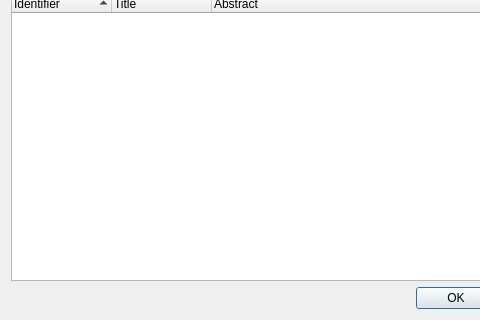
Old version of the form qgswpsgui.ui in the repository sourcepole/qgis-wps-client; both pictures show x 0 to 480 and y 122 to 442 of the 593 by 442 pixel window.
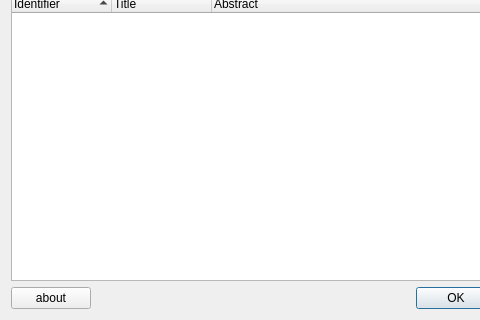
New version of the form.

Commit message: btnAbout eingeführt

```diff
--- a/qgswpsgui.ui
+++ b/qgswpsgui.ui
@@ -99,6 +99,13 @@
      <property name="margin">
       <number>0</number>
      </property>
+     <item>
+      <widget class="QPushButton" name="btnAbout">
+       <property name="text">
+        <string>about</string>
+       </property>
+      </widget>
+     </item>
      <item>
       <spacer name="horizontalSpacer">
        <property name="orientation">
```
